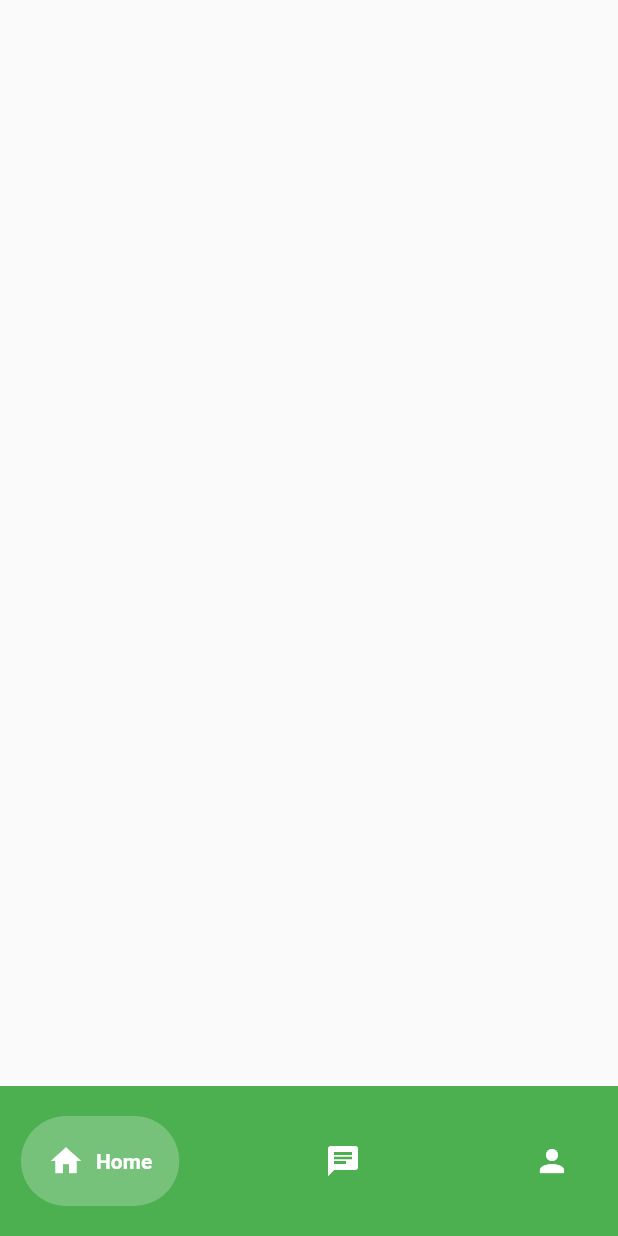
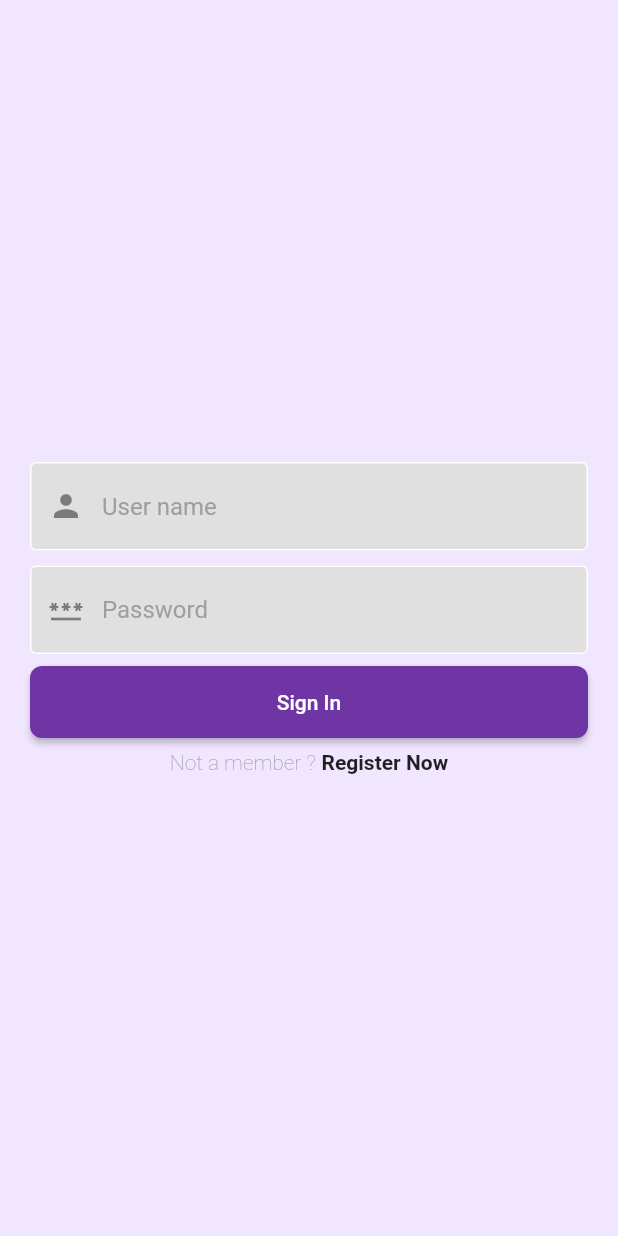
Before and after one commit to albannakhaled/supportive_ai, a Flutter app: the screen it shows after launch, on a phone screen of 412 x 824 dp. Run offline on Flutter 3.47's test engine with Material 2 defaults, Android fonts, the light colour scheme and no system bars; drawn by our look-alikes of google_nav_bar.

Commit message:
add rootes , and change button base

```diff
--- a/supportive_ai/lib/Screens/home_page/widgets/nav_bar.dart
+++ b/supportive_ai/lib/Screens/home_page/widgets/nav_bar.dart
@@ -7,14 +7,14 @@ class NavBar extends StatelessWidget {
   Widget build(BuildContext context) {
     return Scaffold(
       bottomNavigationBar: Container(
-        color: Colors.green,
+        color: const Color(0xFF6F35A5),
         child: Padding(
-          padding: EdgeInsets.symmetric(horizontal: 14, vertical: 20),
+          padding: const EdgeInsets.symmetric(horizontal: 14, vertical: 20),
           child: GNav(
-              backgroundColor: Colors.green,
+              backgroundColor: const Color(0xFF6F35A5),
               gap: 8,
-              color: Colors.white,
-              activeColor: Colors.white,
+              color: const Color(0xFFF1E6FF),
+              activeColor: const Color(0xFFF1E6FF),
               tabBackgroundColor: Colors.white24,
               onTabChange: (index) {
                 //print(index);
@@ -36,7 +36,8 @@ class NavBar extends StatelessWidget {
                   text: 'Profile',
                   onPressed: () {},
                 ),
-              ]),
+              ],
+              ),
         ),
       ),
     );
--- a/supportive_ai/lib/Screens/sign_in/sign_in.dart
+++ b/supportive_ai/lib/Screens/sign_in/sign_in.dart
@@ -0,0 +1,87 @@
+import 'package:flutter/material.dart';
+import 'package:supportive_ai/Screens/sign_in/widgets/button.dart';
+import 'package:supportive_ai/Screens/sign_in/widgets/text_field.dart';
+
+class SignIn extends StatefulWidget {
+  const SignIn({super.key});
+
+  @override
+  State<SignIn> createState() => _SignInState();
+}
+
+class _SignInState extends State<SignIn> {
+  // text editing controller
+  final emailTextController = TextEditingController();
+  final passwordTextController = TextEditingController();
+
+  @override
+  Widget build(BuildContext context) {
+    return Scaffold(
+      backgroundColor: const Color(0xFFF1E6FF),
+      body: SafeArea(
+        child: Padding(
+          padding: const EdgeInsets.all(20.0),
+          child: Column(
+            mainAxisAlignment: MainAxisAlignment.center,
+            children: [
+              // logo
+
+              // phrase
+
+              // username filed
+              MyTextField(
+                  icon: const Icon(Icons.person),
+                  controller: emailTextController,
+                  hintText: "User name",
+                  obscureText: false),
+              // password field
+              const SizedBox(
+                height: 10,
+              ),
+              MyTextField(
+                icon: const Icon(Icons.password_outlined),
+                controller: passwordTextController,
+                hintText: "Password",
+                obscureText: true,
+              ),
+
+              // sign in button
+              const SizedBox(
+                height: 8,
+              ),
+              MyButton(onTap: () {
+                print(emailTextController);
+                print(passwordTextController);
+              }, text: "Sign In"),
+              // go to register page
+              const SizedBox(
+                height: 8,
+              ),
+              Row(
+                mainAxisAlignment: MainAxisAlignment.center,
+                children: [
+                  const Text(
+                    "Not a member ?",
+                    style: TextStyle(
+                        fontWeight: FontWeight.w100, color: Colors.grey),
+                  ),
+                  const SizedBox(width: 4),
+                  GestureDetector(
+                    onTap: () {
+                      Navigator.pushNamed(context, 'register');
+                    },
+                    child: const Text(
+                      "Register Now",
+                      style: TextStyle(fontWeight: FontWeight.bold),
+                    ),
+                  ),
+                ],
+              ),
+            ],
+          ),
+        ),
+      ),
+    );
+  }
+
+}
--- /dev/null
+++ b/supportive_ai/lib/Screens/sign_in/widgets/button.dart
@@ -0,0 +1,28 @@
+import 'package:flutter/material.dart';
+
+class MyButton extends StatelessWidget {
+  final Function()? onTap;
+  final String text;
+  const MyButton({super.key, required this.onTap, required this.text});
+
+  @override
+  Widget build(BuildContext context) {
+    return SizedBox(
+      width: double.infinity,
+      child: ElevatedButton(
+        style: ElevatedButton.styleFrom(
+          foregroundColor: Colors.white, // Background color
+          backgroundColor: const Color(0xFF6F35A5), // Text color
+          padding: const EdgeInsets.all(16), // Padding around the button
+          shape: RoundedRectangleBorder(
+            borderRadius: BorderRadius.circular(8), // Rounded corners
+          ),
+        ),
+        onPressed: () {
+          // Button action
+        },
+        child: const Text('Sign In'),
+      ),
+    );
+  }
+}
--- /dev/null
+++ b/supportive_ai/lib/Screens/sign_in/widgets/text_field.dart
@@ -0,0 +1,38 @@
+import 'package:flutter/material.dart';
+
+class MyTextField extends StatelessWidget {
+  final TextEditingController controller;
+  final String hintText;
+  final bool obscureText;
+  final Icon icon;
+  const MyTextField({
+    super.key,
+    required this.controller,
+    required this.hintText,
+    required this.obscureText,
+    required this.icon,
+    final String? Function(dynamic value)? validator,
+  });
+
+  @override
+  Widget build(BuildContext context) {
+    return TextField(
+      // autofocus: true,
+
+      controller: controller,
+      obscureText: obscureText,
+      decoration: InputDecoration(
+        prefixIcon: icon,
+        enabledBorder: const OutlineInputBorder(
+          borderSide: BorderSide(color: Colors.white),
+        ),
+        fillColor: Colors.grey.shade300,
+        filled: true,
+        hintText: hintText,
+        hintStyle: TextStyle(
+          color: Colors.grey[500],
+        ),
+      ),
+    );
+  }
+}
--- a/supportive_ai/lib/main.dart
+++ b/supportive_ai/lib/main.dart
@@ -1,6 +1,9 @@
 import 'package:flutter/material.dart';
-import 'package:supportive_ai/Screens/home_page/widgets/nav_bar.dart';
+import 'package:supportive_ai/Screens/sign_in/sign_in.dart';
+import 'package:supportive_ai/Screens/sign_up/sign_up.dart';
 
+import 'Screens/home_page/widgets/nav_bar.dart';
+import 'Screens/sign_up/sign_up.dart';
 
 void main() {
   runApp(const MyApp());
@@ -13,12 +16,16 @@ class MyApp extends StatelessWidget {
   @override
   Widget build(BuildContext context) {
     return MaterialApp(
+      routes: {
+        'register': (context) => Register(),
+        'signin': (context) => SignIn(),
+      },
       theme: ThemeData(
         primaryColor: const Color.fromARGB(255, 69, 7, 105),
       ),
       debugShowCheckedModeBanner: false,
       title: 'Flutter Demo',
-      home:  NavBar(),
+      home: SignIn(),
     );
   }
 }
--- a/supportive_ai/pubspec.yaml
+++ b/supportive_ai/pubspec.yaml
@@ -32,13 +32,9 @@ dependencies:
   flutter:
     sdk: flutter
   google_nav_bar: ^5.0.6
+  http: ^1.0.0
 
 dev_dependencies:
-  # The "flutter_lints" package below contains a set of recommended lints to
-  # encourage good coding practices. The lint set provided by the package is
-  # activated in the `analysis_options.yaml` file located at the root of your
-  # package. See that file for information about deactivating specific lint
-  # rules and activating additional ones.
   flutter_lints: ^2.0.0
   flutter_test:
     sdk: flutter
```
Also changed, not shown: supportive_ai/lib/Screens/home_page/home_page.dart (+17 -0 lines), supportive_ai/lib/Screens/sign_up/sign_up.dart (+212 -0 lines), supportive_ai/lib/services/auth.dart (added, +33 -0 lines), supportive_ai/pubspec.lock.
